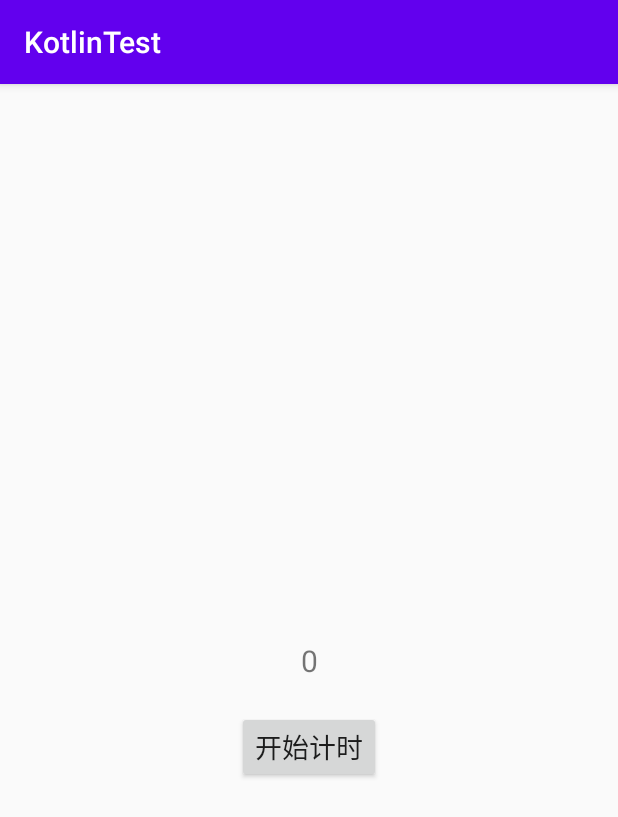
After one commit to zhp475433752/KotlinTest, an Android app: the FlowTestActivity screen opened directly, with no data from a screen before it, on a phone screen of 412 x 824 dp. The commit adds this screen. Shown: the top 817 px of the screen. Run offline under Robolectric (Android 15) with nearby library versions, the phone set to English and light mode, and no system bars.

Commit message:
flow测试

```diff
--- a/app/src/main/java/com/zwwl/kotlintest/MainActivity.kt
+++ b/app/src/main/java/com/zwwl/kotlintest/MainActivity.kt
@@ -12,6 +12,7 @@ import androidx.appcompat.app.AppCompatActivity
 import com.alibaba.fastjson.JSON
 import com.zwwl.kotlintest.adaptation.AdaptationActivity
 import com.zwwl.kotlintest.anim.MainAnimActivity
+import com.zwwl.kotlintest.flow.FlowTestActivity
 import com.zwwl.kotlintest.json.TestBean
 import com.zwwl.kotlintest.list.ListActivity
 import com.zwwl.kotlintest.media.camera.CameraActivity
@@ -97,6 +98,7 @@ class MainActivity : AppCompatActivity() {
         button8.setOnClickListener { startActivity(Intent(this, ListActivity::class.java)) }
         button9.setOnClickListener { startActivity(Intent(this, MainAnimActivity::class.java)) }
         button10.setOnClickListener { startActivity(Intent(this, AdaptationActivity::class.java)) }
+        button11.setOnClickListener { startActivity(Intent(this, FlowTestActivity::class.java)) }
 
         threadTest()
     }
--- a/app/src/main/java/com/zwwl/kotlintest/adaptation/AdaptationActivity.kt
+++ b/app/src/main/java/com/zwwl/kotlintest/adaptation/AdaptationActivity.kt
@@ -6,11 +6,14 @@ import android.view.WindowManager
 import com.zwwl.kotlintest.R
 import kotlinx.android.synthetic.main.activity_adaptation.*
 
+/**
+ * 适配测试
+ */
 class AdaptationActivity : AppCompatActivity() {
     override fun onCreate(savedInstanceState: Bundle?) {
         super.onCreate(savedInstanceState)
         window?.addFlags(WindowManager.LayoutParams.FLAG_FULLSCREEN)
-        CustomDensity.setCustomDensity(this, application)
+//        CustomDensity.setCustomDensity(this, application)
         setContentView(R.layout.activity_adaptation)
         val tips = "设备：${application.resources.displayMetrics.widthPixels}_${application.resources.displayMetrics.heightPixels}"
         text_tips.text = tips
--- /dev/null
+++ b/app/src/main/java/com/zwwl/kotlintest/flow/FlowTestActivity.kt
@@ -0,0 +1,31 @@
+package com.zwwl.kotlintest.flow
+
+import androidx.appcompat.app.AppCompatActivity
+import android.os.Bundle
+import androidx.activity.viewModels
+import androidx.lifecycle.lifecycleScope
+import com.zwwl.kotlintest.R
+import kotlinx.android.synthetic.main.activity_flow_test.*
+import kotlinx.coroutines.delay
+import kotlinx.coroutines.flow.collect
+import kotlinx.coroutines.flow.collectLatest
+import kotlinx.coroutines.launch
+
+class FlowTestActivity : AppCompatActivity() {
+    private val viewModel by viewModels<FlowViewModel>()
+
+    override fun onCreate(savedInstanceState: Bundle?) {
+        super.onCreate(savedInstanceState)
+        setContentView(R.layout.activity_flow_test)
+        flow_btn.setOnClickListener {
+            lifecycleScope.launch {
+                // collectLatest函数只接收处理最新的数据。
+                // 如果有新数据到来了而前一个数据还没有处理完，则会将前一个数据剩余的处理逻辑全部取消。
+                viewModel.timeFlow.collectLatest(){
+                    flow_text.text = it.toString()
+                    delay(3000)
+                }
+            }
+        }
+    }
+}
--- /dev/null
+++ b/app/src/main/res/layout/activity_flow_test.xml
@@ -0,0 +1,31 @@
+<?xml version="1.0" encoding="utf-8"?>
+<androidx.constraintlayout.widget.ConstraintLayout xmlns:android="http://schemas.android.com/apk/res/android"
+    xmlns:app="http://schemas.android.com/apk/res-auto"
+    xmlns:tools="http://schemas.android.com/tools"
+    android:layout_width="match_parent"
+    android:layout_height="match_parent"
+    tools:context=".flow.FlowTestActivity">
+
+    <TextView
+        android:id="@+id/flow_text"
+        app:layout_constraintRight_toRightOf="parent"
+        app:layout_constraintLeft_toLeftOf="parent"
+        app:layout_constraintTop_toTopOf="parent"
+        app:layout_constraintBottom_toBottomOf="parent"
+        android:padding="20dp"
+        android:text="0"
+        android:textSize="20sp"
+        android:layout_width="wrap_content"
+        android:layout_height="wrap_content" />
+
+    <Button
+        android:id="@+id/flow_btn"
+        android:text="开始计时"
+        android:textSize="18sp"
+        app:layout_constraintLeft_toLeftOf="parent"
+        app:layout_constraintRight_toRightOf="parent"
+        app:layout_constraintTop_toBottomOf="@id/flow_text"
+        android:layout_width="wrap_content"
+        android:layout_height="wrap_content" />
+
+</androidx.constraintlayout.widget.ConstraintLayout>
--- a/app/src/main/res/layout/activity_main.xml
+++ b/app/src/main/res/layout/activity_main.xml
@@ -78,6 +78,12 @@
             android:text="适配"
             android:layout_width="match_parent"
             android:layout_height="wrap_content" />
+        <Button
+            android:id="@+id/button11"
+            android:textAllCaps="false"
+            android:text="flow"
+            android:layout_width="match_parent"
+            android:layout_height="wrap_content" />
     </LinearLayout>
 
 </androidx.core.widget.NestedScrollView>
--- a/app/src/main/res/values/colors.xml
+++ b/app/src/main/res/values/colors.xml
@@ -2,6 +2,6 @@
 <resources>
     <color name="colorPrimary">#6200EE</color>
     <color name="colorPrimaryDark">#3700B3</color>
-    <color name="colorAccent">#FF0000</color>
+    <color name="colorAccent">#FFC107</color>
     <color name="colorUnCheck">#666666</color>
 </resources>
```
Also changed, not shown: app/build.gradle (+24 -13 lines), app/src/main/AndroidManifest.xml (+25 -24 lines), app/src/main/java/com/zwwl/kotlintest/flow/FlowViewModel.kt (added, +18 -0 lines).
